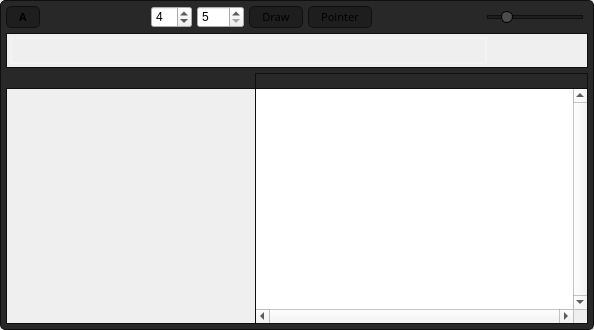
Before: the Qt Designer form src/arrangewidget.ui in tom-23/Horizon, drawn with Qt 5.
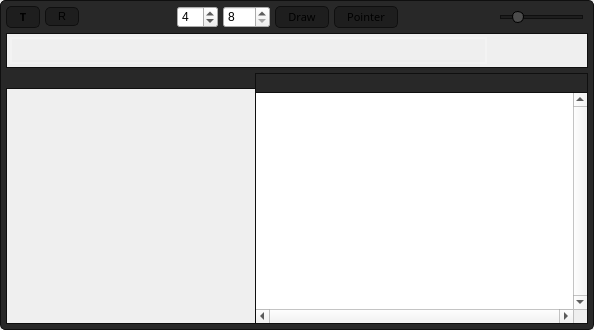
After: the same form once the commit is applied. Icons and pictures are not drawn.

```diff
--- a/src/arrangewidget.ui
+++ b/src/arrangewidget.ui
@@ -136,7 +136,14 @@
            <enum>Qt::CustomContextMenu</enum>
           </property>
           <property name="text">
-           <string>A</string>
+           <string>T</string>
+          </property>
+         </widget>
+        </item>
+        <item>
+         <widget class="QPushButton" name="pushButton">
+          <property name="text">
+           <string>R</string>
           </property>
          </widget>
         </item>
@@ -169,7 +176,7 @@
         <item>
          <widget class="QSpinBox" name="spinBox">
           <property name="minimum">
-           <number>5</number>
+           <number>8</number>
           </property>
           <property name="maximum">
            <number>100</number>
@@ -542,7 +549,7 @@
             <item>
              <widget class="QGraphicsView" name="trackRuler">
               <property name="sizePolicy">
-               <sizepolicy hsizetype="Expanding" vsizetype="Minimum">
+               <sizepolicy hsizetype="Expanding" vsizetype="Expanding">
                 <horstretch>0</horstretch>
                 <verstretch>0</verstretch>
                </sizepolicy>
@@ -550,13 +557,13 @@
               <property name="minimumSize">
                <size>
                 <width>0</width>
-                <height>16</height>
+                <height>20</height>
                </size>
               </property>
               <property name="maximumSize">
                <size>
                 <width>16777215</width>
-                <height>16</height>
+                <height>20</height>
                </size>
               </property>
               <property name="styleSheet">
@@ -565,6 +572,48 @@
 	border-bottom: 1px Solid #0f0f0f;	
     border-top: 1px Solid #0f0f0f;	
 	background-color: #282828;
+}
+QScrollBar {
+border: 1px Solid #0f0f0f;	
+background-color: rgb(76, 76, 76);
+padding: 2px;
+}
+QScrollBar:vertical {
+border-right: none;
+border-top: none;
+border-bottom: none;
+width: 12px;
+}
+QScrollBar:horizontal {
+border-left: none;
+border-bottom: none;
+border-right: none;
+height: 12px;
+}
+QScrollBar::handle {
+background-color :#0f0f0f;
+border-radius: 3px;
+}
+
+QScrollBar::handle:vertical {
+min-height: 20px;
+}
+
+QScrollBar::handle:horizontal{
+min-width: 20px;
+}
+
+QScrollBar::add-line:horizontal {
+border: none;
+}
+QScrollBar::sub-line:horizontal {
+border: none;
+}
+QScrollBar::add-line:vertical {
+border: none;
+}
+QScrollBar::sub-line:vertical {
+border: none;
 }</string>
               </property>
               <property name="frameShape">
@@ -577,13 +626,13 @@
                <number>0</number>
               </property>
               <property name="verticalScrollBarPolicy">
-               <enum>Qt::ScrollBarAlwaysOff</enum>
+               <enum>Qt::ScrollBarAsNeeded</enum>
               </property>
               <property name="horizontalScrollBarPolicy">
-               <enum>Qt::ScrollBarAlwaysOff</enum>
+               <enum>Qt::ScrollBarAsNeeded</enum>
               </property>
               <property name="sizeAdjustPolicy">
-               <enum>QAbstractScrollArea::AdjustToContentsOnFirstShow</enum>
+               <enum>QAbstractScrollArea::AdjustIgnored</enum>
               </property>
               <property name="alignment">
                <set>Qt::AlignLeading|Qt::AlignLeft|Qt::AlignTop</set>
```
